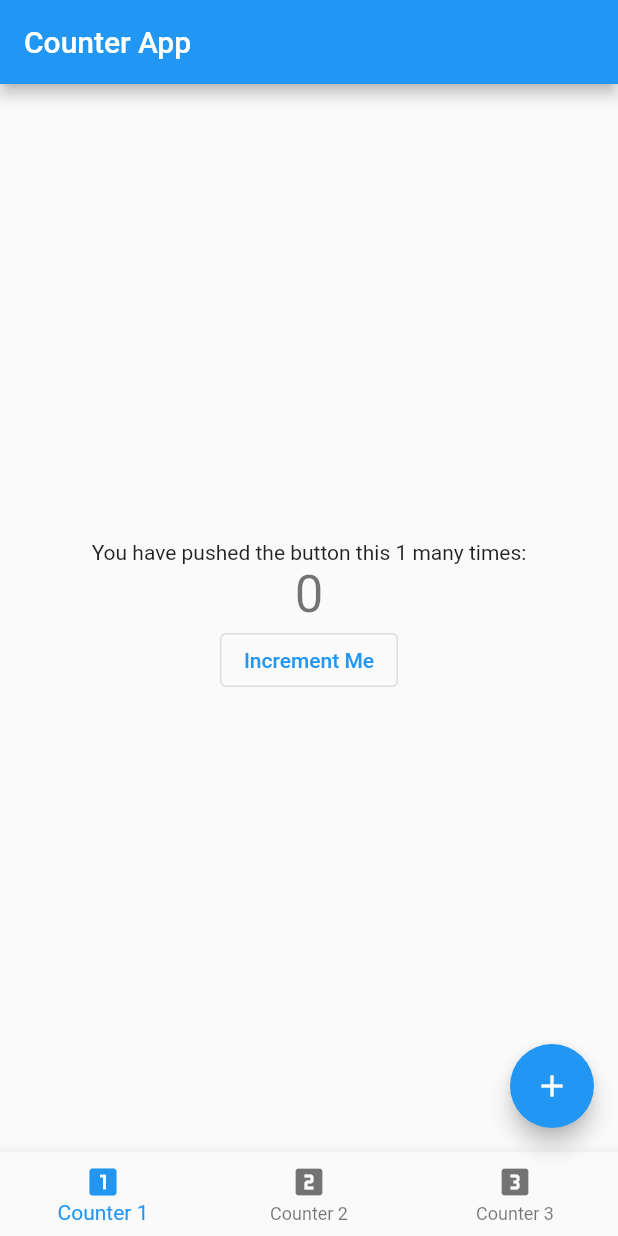
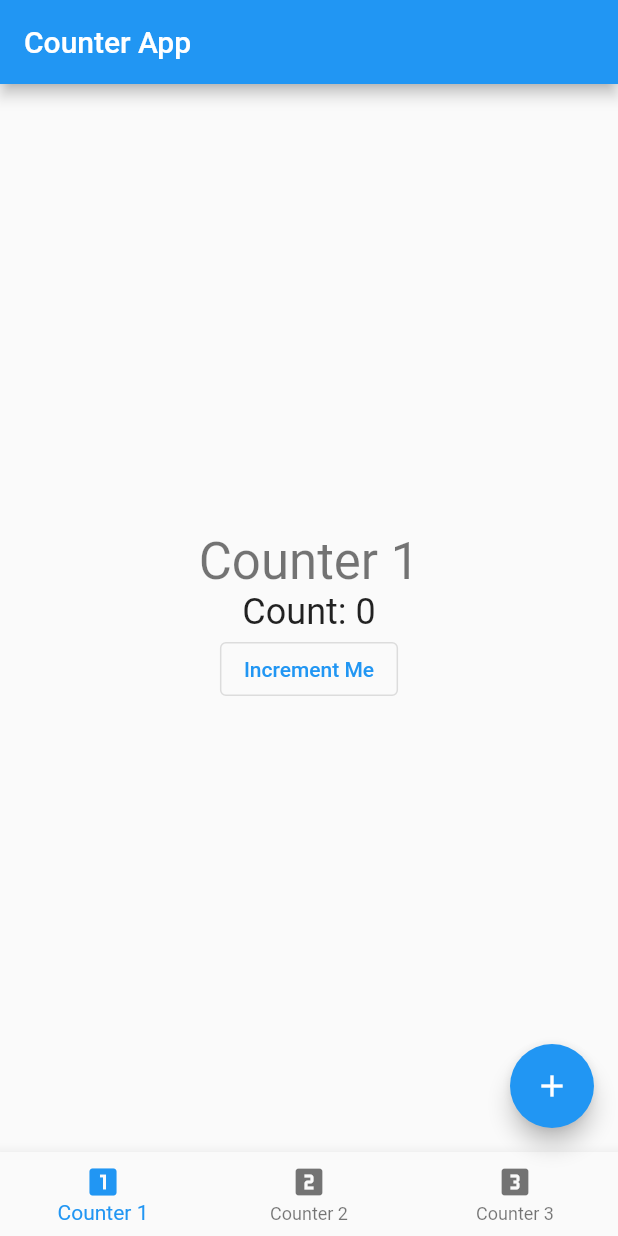
Before and after one commit to yasht01/counter-app, a Flutter app: the screen it shows after launch, on a phone screen of 412 x 824 dp. Run offline on Flutter 3.47's test engine with Material 2 defaults, Android fonts, the phone set to English and light mode, and no system bars; our stand-ins replace bloc, flutter_bloc.

Commit message:
style: update ui

```diff
--- a/lib/screens/counter1_screen.dart
+++ b/lib/screens/counter1_screen.dart
@@ -12,15 +12,16 @@ class CounterScreen1 extends StatelessWidget {
       child: Column(
         mainAxisAlignment: MainAxisAlignment.center,
         children: [
-          const Text(
-            'You have pushed the button this 1 many times:',
+          Text(
+            'Counter 1',
+            style: Theme.of(context).textTheme.headline4,
           ),
           BlocBuilder<CounterCubit, CounterState>(
             //TODO: use buildWhen: property
             builder: (context, state) {
               return Text(
-                '${context.read<CounterCubit>().counter1}',
-                style: Theme.of(context).textTheme.headline4,
+                'Count: ${context.read<CounterCubit>().counter1}',
+                style: Theme.of(context).textTheme.headline5,
               );
             },
           ),
--- a/lib/screens/counter2_screen.dart
+++ b/lib/screens/counter2_screen.dart
@@ -12,15 +12,16 @@ class CounterScreen2 extends StatelessWidget {
       child: Column(
         mainAxisAlignment: MainAxisAlignment.center,
         children: [
-          const Text(
-            'You have pushed the button this 2 many times:',
+          Text(
+            'Counter 2',
+            style: Theme.of(context).textTheme.headline4,
           ),
           BlocBuilder<CounterCubit, CounterState>(
             //TODO: use buildWhen: property
             builder: (context, state) {
               return Text(
-                '${context.read<CounterCubit>().counter2}',
-                style: Theme.of(context).textTheme.headline4,
+                'Count: ${context.read<CounterCubit>().counter2}',
+                style: Theme.of(context).textTheme.headline5,
               );
             },
           ),
--- a/lib/screens/counter3_screen.dart
+++ b/lib/screens/counter3_screen.dart
@@ -12,15 +12,16 @@ class CounterScreen3 extends StatelessWidget {
       child: Column(
         mainAxisAlignment: MainAxisAlignment.center,
         children: [
-          const Text(
-            'You have pushed the button this 3 many times:',
+          Text(
+            'Counter 3',
+            style: Theme.of(context).textTheme.headline4,
           ),
           BlocBuilder<CounterCubit, CounterState>(
             //TODO: use buildWhen: property
             builder: (context, state) {
               return Text(
-                '${context.read<CounterCubit>().counter3}',
-                style: Theme.of(context).textTheme.headline4,
+                'Count: ${context.read<CounterCubit>().counter3}',
+                style: Theme.of(context).textTheme.headline5,
               );
             },
           ),
```
Also changed, not shown: 1 other file.
